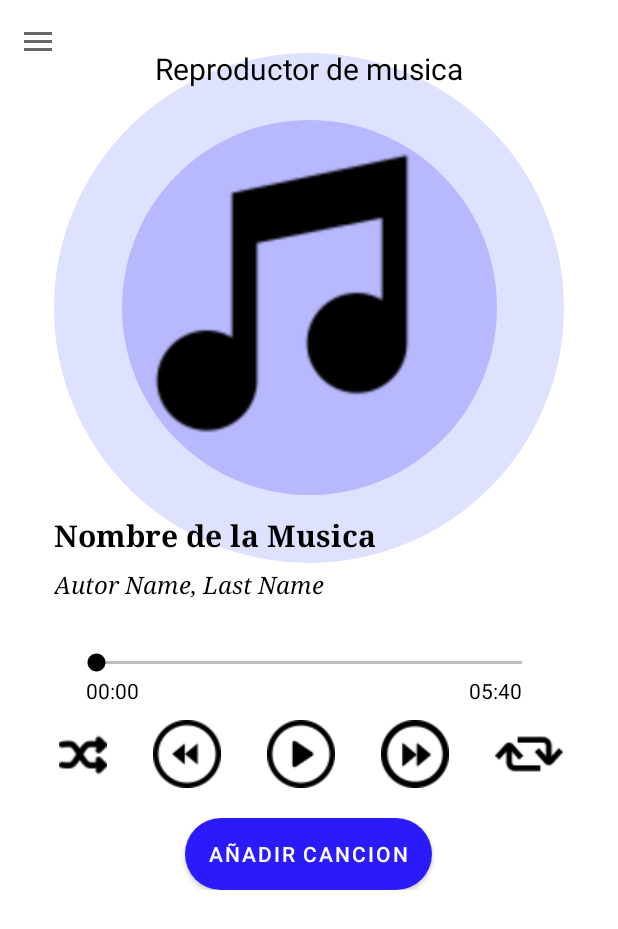
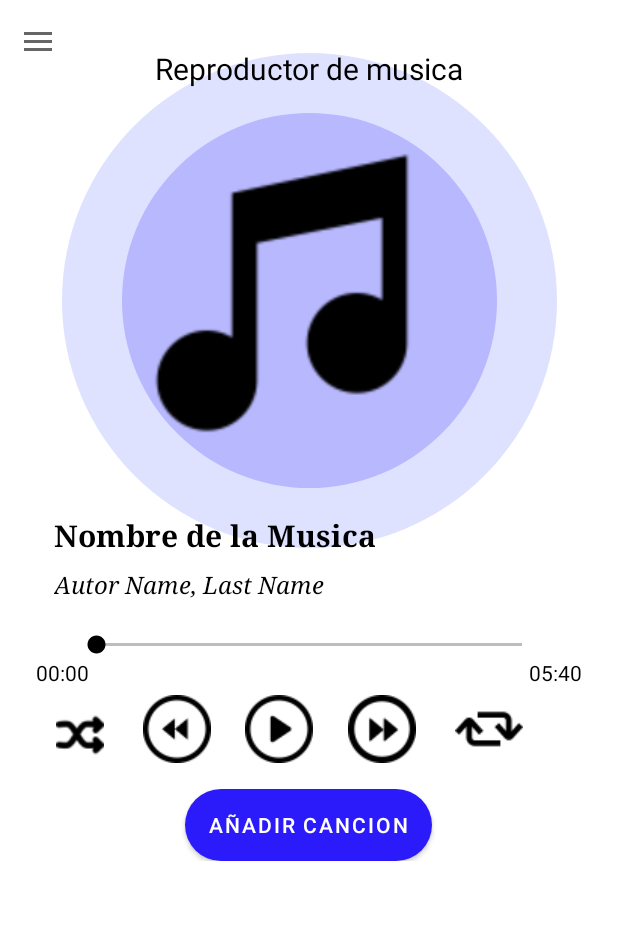
Before and after one commit to Nelson-Fuentes/MusicFit, an Android app: the MusicPlayerControllerFragment screen opened through its navigation route, on a phone screen of 412 x 824 dp. Shown: the top 929 px of the screen. Run offline under Robolectric (Android 15) with nearby library versions, the phone set to English and light mode, and no system bars; our stand-ins replace navigation-ui.

Commit message:
Reproductor Mp3_ mejorar responsibidad

```diff
--- a/android/app/src/main/res/layout/fragment_music_player_controller.xml
+++ b/android/app/src/main/res/layout/fragment_music_player_controller.xml
@@ -25,7 +25,7 @@
         <LinearLayout
             android:layout_width="wrap_content"
             android:layout_height="wrap_content"
-            android:layout_marginTop="80dp"
+            android:layout_marginTop="75dp"
             android:gravity="center"
             android:background="@drawable/circle_unit_smoll"
             app:layout_constraintEnd_toEndOf="parent"
@@ -93,7 +93,7 @@
                 android:layout_width="match_parent"
                 android:layout_height="wrap_content"
                 android:layout_marginStart="24dp"
-                android:layout_marginTop="32dp"
+                android:layout_marginTop="20dp"
                 android:layout_marginEnd="24dp"
                 android:backgroundTint="#000000"
                 android:progressBackgroundTint="#000000"
@@ -103,9 +103,9 @@
             <LinearLayout
                 android:layout_width="match_parent"
                 android:layout_height="match_parent"
-                android:layout_marginStart="15dp"
-                android:layout_marginEnd="15dp"
-                android:orientation="horizontal">
+                android:orientation="horizontal"
+                android:weightSum="2"
+                >
 
 
                 <TextView
@@ -114,8 +114,7 @@
                     android:layout_height="wrap_content"
                     android:text="00:00"
                     android:textColor="@color/black"
-                    android:layout_marginStart="18dp"
-                    android:layout_marginEnd="120dp"/>
+                    android:layout_weight="1"/>
 
                 <TextView
                     android:id="@+id/end_time_player"
@@ -123,25 +122,25 @@
                     android:layout_height="wrap_content"
                     android:text="05:40"
                     android:textColor="@color/black"
-                    android:layout_marginStart="100dp"/>
+                    android:layout_weight="1"
+                    android:gravity="right"/>
             </LinearLayout>
 
             <LinearLayout
                 android:layout_width="match_parent"
                 android:layout_height="wrap_content"
-                android:layout_marginTop="10dp"
-                android:layout_marginStart="15dp"
-                android:layout_marginEnd="10dp"
-                android:orientation="horizontal">
+                android:layout_marginTop="5dp"
+                android:weightSum="5"
+                android:orientation="horizontal"
+                >
 
                 <ImageButton
                     android:id="@+id/random_button_player"
                     android:layout_width="wrap_content"
-                    android:layout_height="wrap_content"
-
-                    android:layout_marginEnd="15dp"
+                    android:layout_height="match_parent"
                     android:background="@color/white"
                     android:paddingTop="7dp"
+                    android:layout_weight="1"
                     app:srcCompat="@drawable/button_player_random_mp3">
 
                 </ImageButton>
@@ -150,25 +149,24 @@
                     android:id="@+id/back_button_player"
                     android:layout_width="wrap_content"
                     android:layout_height="wrap_content"
-                    android:layout_marginStart="15dp"
-                    android:layout_marginEnd="15dp"
                     android:background="@color/white"
+                    android:layout_weight="1"
                     app:srcCompat="@drawable/button_player_back_mp3" />
 
                 <ImageButton
                     android:id="@+id/play_button_player"
                     android:layout_width="wrap_content"
                     android:layout_height="wrap_content"
-                    android:layout_marginStart="15dp"
-                    android:layout_marginEnd="15dp"
+                    android:layout_marginStart="10dp"
+                    android:layout_marginEnd="10dp"
+                    android:layout_weight="0"
                     android:background="@drawable/button_player_play_mp3" />
 
                 <ImageButton
                     android:id="@+id/advance_button_player"
                     android:layout_width="wrap_content"
                     android:layout_height="wrap_content"
-                    android:layout_marginStart="15dp"
-                    android:layout_marginEnd="15dp"
+                    android:layout_weight="1"
                     android:background="@color/white"
                     app:srcCompat="@drawable/button_player_advance_mp3" />
 
@@ -176,8 +174,7 @@
                     android:id="@+id/repeat_button_player"
                     android:layout_width="wrap_content"
                     android:layout_height="wrap_content"
-                    android:layout_marginStart="15dp"
-
+                    android:layout_weight="1"
                     android:background="@color/white"
                     app:srcCompat="@drawable/button_player_repeat_mp3" />
 
@@ -187,7 +184,7 @@
                 android:layout_width="match_parent"
                 android:layout_height="wrap_content"
                 android:orientation="vertical"
-                android:layout_marginTop="20dp">
+                android:layout_marginTop="17dp">
 
                 <Button
                     android:id="@+id/button_addsong_player"
--- a/android/app/src/main/res/values/dimens.xml
+++ b/android/app/src/main/res/values/dimens.xml
@@ -5,7 +5,7 @@
     <dimen name="nav_header_vertical_spacing">8dp</dimen>
     <dimen name="nav_header_height">176dp</dimen>
     <dimen name="fab_margin">16dp</dimen>
-    <dimen name="size_background_player_large">340dp</dimen>
+    <dimen name="size_background_player_large">330dp</dimen>
     <dimen name="size_background_player_smoll">250dp</dimen>
 
 
```
